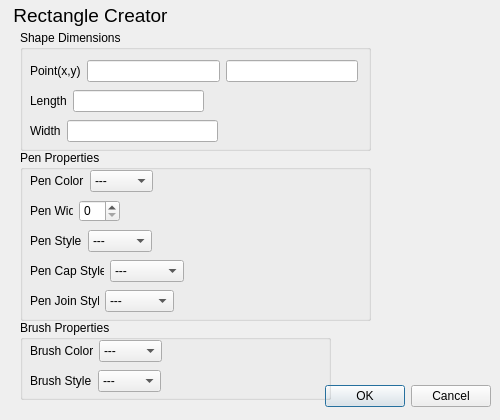
The window that QTPROJECT/addrectangles.ui (camwolff02/CS1C_2D_Graphics_Modeler) describes before a commit, drawn with Qt 5.
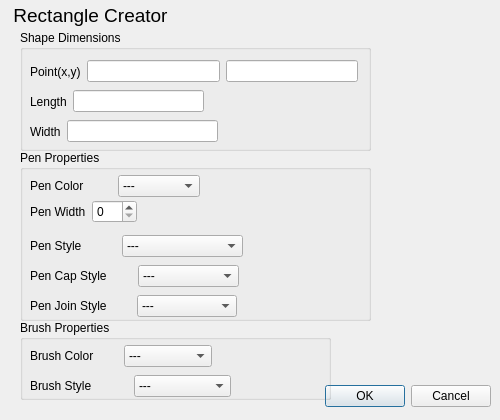
The same window after the commit.

```diff
--- a/QTPROJECT/addrectangles.ui
+++ b/QTPROJECT/addrectangles.ui
@@ -54,13 +54,13 @@
    <property name="title">
     <string>Shape Dimensions</string>
    </property>
-   <widget class="QWidget" name="">
+   <widget class="QWidget" name="layoutWidget">
     <property name="geometry">
      <rect>
       <x>10</x>
       <y>30</y>
       <width>328</width>
-      <height>22</height>
+      <height>23</height>
      </rect>
     </property>
     <layout class="QHBoxLayout" name="horizontalLayout">
@@ -79,13 +79,13 @@
      </item>
     </layout>
    </widget>
-   <widget class="QWidget" name="">
+   <widget class="QWidget" name="layoutWidget">
     <property name="geometry">
      <rect>
       <x>10</x>
       <y>60</y>
       <width>174</width>
-      <height>22</height>
+      <height>23</height>
      </rect>
     </property>
     <layout class="QHBoxLayout" name="horizontalLayout_2">
@@ -101,13 +101,13 @@
      </item>
     </layout>
    </widget>
-   <widget class="QWidget" name="">
+   <widget class="QWidget" name="layoutWidget">
     <property name="geometry">
      <rect>
       <x>10</x>
       <y>90</y>
       <width>188</width>
-      <height>22</height>
+      <height>23</height>
      </rect>
     </property>
     <layout class="QHBoxLayout" name="horizontalLayout_3">
@@ -136,13 +136,13 @@
    <property name="title">
     <string>Pen Properties</string>
    </property>
-   <widget class="QWidget" name="">
+   <widget class="QWidget" name="layoutWidget">
     <property name="geometry">
      <rect>
       <x>10</x>
       <y>20</y>
-      <width>123</width>
-      <height>22</height>
+      <width>170</width>
+      <height>32</height>
      </rect>
     </property>
     <layout class="QHBoxLayout" name="horizontalLayout_4">
@@ -209,13 +209,13 @@
      </item>
     </layout>
    </widget>
-   <widget class="QWidget" name="">
+   <widget class="QWidget" name="layoutWidget">
     <property name="geometry">
      <rect>
       <x>10</x>
       <y>50</y>
-      <width>90</width>
-      <height>22</height>
+      <width>107</width>
+      <height>23</height>
      </rect>
     </property>
     <layout class="QHBoxLayout" name="horizontalLayout_5">
@@ -235,13 +235,13 @@
      </item>
     </layout>
    </widget>
-   <widget class="QWidget" name="">
+   <widget class="QWidget" name="layoutWidget">
     <property name="geometry">
      <rect>
       <x>10</x>
       <y>80</y>
-      <width>122</width>
-      <height>22</height>
+      <width>213</width>
+      <height>32</height>
      </rect>
     </property>
     <layout class="QHBoxLayout" name="horizontalLayout_6">
@@ -293,13 +293,13 @@
      </item>
     </layout>
    </widget>
-   <widget class="QWidget" name="">
+   <widget class="QWidget" name="layoutWidget">
     <property name="geometry">
      <rect>
       <x>10</x>
       <y>110</y>
-      <width>154</width>
-      <height>22</height>
+      <width>209</width>
+      <height>32</height>
      </rect>
     </property>
     <layout class="QHBoxLayout" name="horizontalLayout_7">
@@ -336,13 +336,13 @@
      </item>
     </layout>
    </widget>
-   <widget class="QWidget" name="">
+   <widget class="QWidget" name="layoutWidget">
     <property name="geometry">
      <rect>
       <x>10</x>
       <y>140</y>
-      <width>144</width>
-      <height>22</height>
+      <width>207</width>
+      <height>32</height>
      </rect>
     </property>
     <layout class="QHBoxLayout" name="horizontalLayout_8">
@@ -392,13 +392,13 @@
    <property name="title">
     <string>Brush Properties</string>
    </property>
-   <widget class="QWidget" name="">
+   <widget class="QWidget" name="layoutWidget">
     <property name="geometry">
      <rect>
       <x>10</x>
       <y>20</y>
-      <width>132</width>
-      <height>22</height>
+      <width>182</width>
+      <height>32</height>
      </rect>
     </property>
     <layout class="QHBoxLayout" name="horizontalLayout_9">
@@ -465,13 +465,13 @@
      </item>
     </layout>
    </widget>
-   <widget class="QWidget" name="">
+   <widget class="QWidget" name="layoutWidget">
     <property name="geometry">
      <rect>
       <x>10</x>
       <y>50</y>
-      <width>131</width>
-      <height>22</height>
+      <width>201</width>
+      <height>32</height>
      </rect>
     </property>
     <layout class="QHBoxLayout" name="horizontalLayout_10">
```
